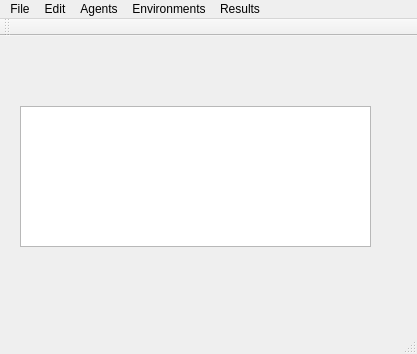
The window that GUI/mainwindow.ui (BeepBoopBop/BeepHive) describes before a commit, drawn with Qt 5.
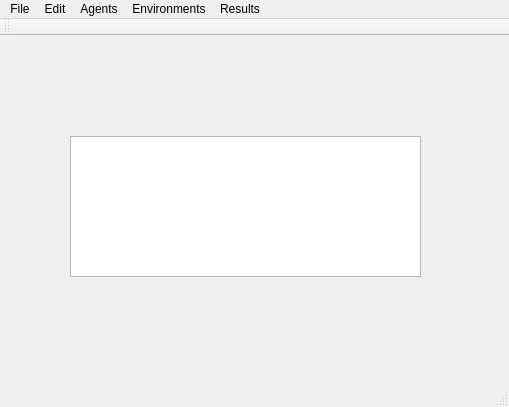
The same window after the commit.

```diff
--- a/GUI/mainwindow.ui
+++ b/GUI/mainwindow.ui
@@ -6,8 +6,8 @@
    <rect>
     <x>0</x>
     <y>0</y>
-    <width>417</width>
-    <height>354</height>
+    <width>509</width>
+    <height>407</height>
    </rect>
   </property>
   <property name="windowTitle">
@@ -23,24 +23,14 @@
    <widget class="QGraphicsView" name="graphicsView">
     <property name="geometry">
      <rect>
-      <x>20</x>
-      <y>70</y>
+      <x>70</x>
+      <y>100</y>
       <width>351</width>
       <height>141</height>
      </rect>
     </property>
-   </widget>
-   <widget class="QSplitter" name="splitter">
-    <property name="geometry">
-     <rect>
-      <x>50</x>
-      <y>230</y>
-      <width>301</width>
-      <height>23</height>
-     </rect>
-    </property>
-    <property name="orientation">
-     <enum>Qt::Horizontal</enum>
+    <property name="autoFillBackground">
+     <bool>false</bool>
     </property>
    </widget>
   </widget>
@@ -49,7 +39,7 @@
     <rect>
      <x>0</x>
      <y>0</y>
-     <width>417</width>
+     <width>509</width>
      <height>20</height>
     </rect>
    </property>
```
Left out of the diff: 6 changed lines with no effect on the pictures.
